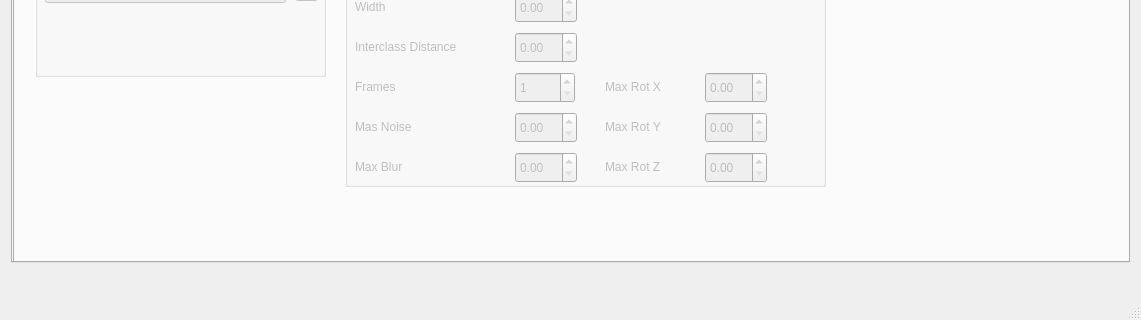
Old version of the form src/gui/mainwindow.ui in the repository JdeRobot/cv-MachineLearning; both pictures show x 0 to 1141 and y 354 to 674 of the 1141 by 674 pixel window.
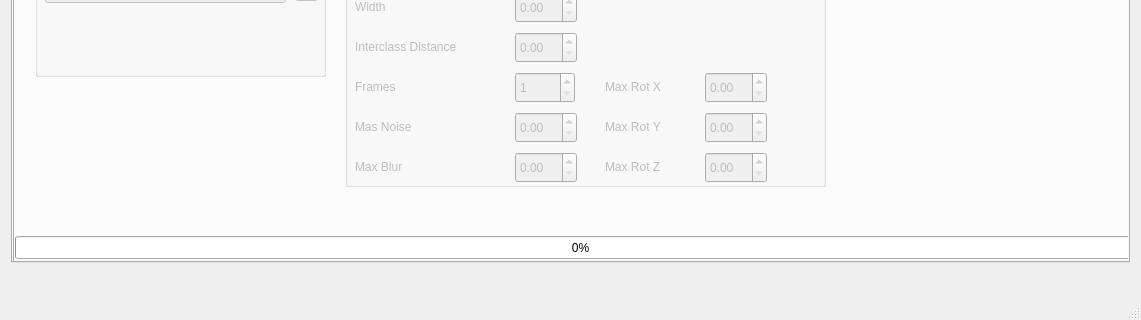
New version of the form. The open tabs and pages were chosen to show the change.

```diff
--- a/src/gui/mainwindow.ui
+++ b/src/gui/mainwindow.ui
@@ -2462,6 +2462,19 @@
             </property>
            </widget>
           </widget>
+          <widget class="QProgressBar" name="i_progress_datamanaging">
+           <property name="geometry">
+            <rect>
+             <x>0</x>
+             <y>490</y>
+             <width>1131</width>
+             <height>23</height>
+            </rect>
+           </property>
+           <property name="value">
+            <number>0</number>
+           </property>
+          </widget>
          </widget>
          <widget class="QWidget" name="i_plotting">
           <attribute name="title">
```
Left out of the diff: 10 changed lines with no effect on the pictures.
